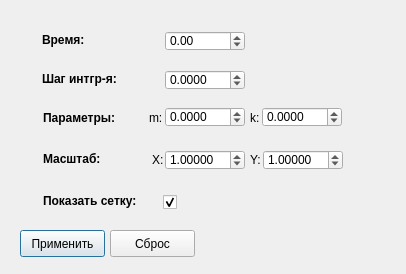
Before: the Qt Designer form const_dialog.ui in moisizz/Plot-Builder, drawn with Qt 5.
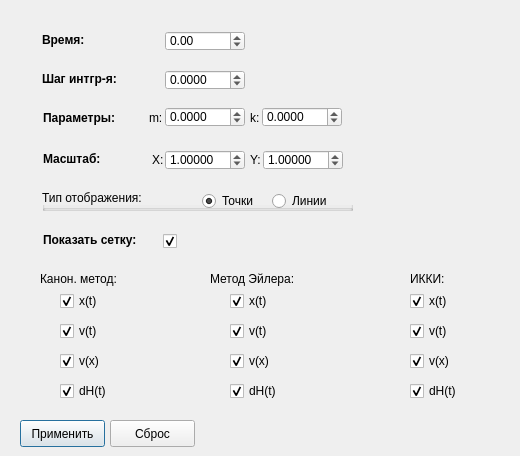
After: the same form once the commit is applied.

What changed in the file:
```diff
--- a/const_dialog.ui
+++ b/const_dialog.ui
@@ -6,8 +6,8 @@
    <rect>
     <x>0</x>
     <y>0</y>
-    <width>406</width>
-    <height>274</height>
+    <width>520</width>
+    <height>456</height>
    </rect>
   </property>
   <property name="windowTitle">
@@ -280,7 +280,7 @@
    <property name="geometry">
     <rect>
      <x>20</x>
-     <y>230</y>
+     <y>420</y>
      <width>85</width>
      <height>27</height>
     </rect>
@@ -293,7 +293,7 @@
    <property name="geometry">
     <rect>
      <x>110</x>
-     <y>230</y>
+     <y>420</y>
      <width>85</width>
      <height>27</height>
     </rect>
@@ -306,7 +306,7 @@
    <property name="geometry">
     <rect>
      <x>43</x>
-     <y>193</y>
+     <y>232</y>
      <width>120</width>
      <height>15</height>
     </rect>
@@ -325,7 +325,7 @@
    <property name="geometry">
     <rect>
      <x>163</x>
-     <y>191</y>
+     <y>230</y>
      <width>51</width>
      <height>22</height>
     </rect>
@@ -337,6 +337,390 @@
     <bool>true</bool>
    </property>
   </widget>
+  <widget class="QCheckBox" name="canonical_t_x">
+   <property name="geometry">
+    <rect>
+     <x>60</x>
+     <y>290</y>
+     <width>50</width>
+     <height>22</height>
+    </rect>
+   </property>
+   <property name="text">
+    <string>x(t)</string>
+   </property>
+   <property name="shortcut">
+    <string/>
+   </property>
+   <property name="checked">
+    <bool>true</bool>
+   </property>
+   <property name="autoRepeat">
+    <bool>false</bool>
+   </property>
+   <property name="autoExclusive">
+    <bool>false</bool>
+   </property>
+  </widget>
+  <widget class="QCheckBox" name="canonical_t_v">
+   <property name="geometry">
+    <rect>
+     <x>60</x>
+     <y>320</y>
+     <width>50</width>
+     <height>22</height>
+    </rect>
+   </property>
+   <property name="text">
+    <string>v(t)</string>
+   </property>
+   <property name="shortcut">
+    <string/>
+   </property>
+   <property name="checked">
+    <bool>true</bool>
+   </property>
+   <property name="autoRepeat">
+    <bool>false</bool>
+   </property>
+   <property name="autoExclusive">
+    <bool>false</bool>
+   </property>
+  </widget>
+  <widget class="QCheckBox" name="canonical_t_h">
+   <property name="geometry">
+    <rect>
+     <x>60</x>
+     <y>380</y>
+     <width>60</width>
+     <height>22</height>
+    </rect>
+   </property>
+   <property name="text">
+    <string>dH(t)</string>
+   </property>
+   <property name="shortcut">
+    <string/>
+   </property>
+   <property name="checked">
+    <bool>true</bool>
+   </property>
+   <property name="autoRepeat">
+    <bool>false</bool>
+   </property>
+   <property name="autoExclusive">
+    <bool>false</bool>
+   </property>
+  </widget>
+  <widget class="QCheckBox" name="eiler_t_h">
+   <property name="geometry">
+    <rect>
+     <x>230</x>
+     <y>380</y>
+     <width>60</width>
+     <height>22</height>
+    </rect>
+   </property>
+   <property name="text">
+    <string>dH(t)</string>
+   </property>
+   <property name="shortcut">
+    <string/>
+   </property>
+   <property name="checked">
+    <bool>true</bool>
+   </property>
+   <property name="autoRepeat">
+    <bool>false</bool>
+   </property>
+   <property name="autoExclusive">
+    <bool>false</bool>
+   </property>
+  </widget>
+  <widget class="QCheckBox" name="eiler_t_x">
+   <property name="geometry">
+    <rect>
+     <x>230</x>
+     <y>290</y>
+     <width>50</width>
+     <height>22</height>
+    </rect>
+   </property>
+   <property name="text">
+    <string>x(t)</string>
+   </property>
+   <property name="shortcut">
+    <string/>
+   </property>
+   <property name="checked">
+    <bool>true</bool>
+   </property>
+   <property name="autoRepeat">
+    <bool>false</bool>
+   </property>
+   <property name="autoExclusive">
+    <bool>false</bool>
+   </property>
+  </widget>
+  <widget class="QCheckBox" name="eiler_t_v">
+   <property name="geometry">
+    <rect>
+     <x>230</x>
+     <y>320</y>
+     <width>50</width>
+     <height>22</height>
+    </rect>
+   </property>
+   <property name="text">
+    <string>v(t)</string>
+   </property>
+   <property name="shortcut">
+    <string/>
+   </property>
+   <property name="checked">
+    <bool>true</bool>
+   </property>
+   <property name="autoRepeat">
+    <bool>false</bool>
+   </property>
+   <property name="autoExclusive">
+    <bool>false</bool>
+   </property>
+  </widget>
+  <widget class="QCheckBox" name="vxxv_t_h">
+   <property name="geometry">
+    <rect>
+     <x>410</x>
+     <y>380</y>
+     <width>60</width>
+     <height>22</height>
+    </rect>
+   </property>
+   <property name="text">
+    <string>dH(t)</string>
+   </property>
+   <property name="shortcut">
+    <string/>
+   </property>
+   <property name="checked">
+    <bool>true</bool>
+   </property>
+   <property name="autoRepeat">
+    <bool>false</bool>
+   </property>
+   <property name="autoExclusive">
+    <bool>false</bool>
+   </property>
+  </widget>
+  <widget class="QCheckBox" name="vxxv_t_v">
+   <property name="geometry">
+    <rect>
+     <x>410</x>
+     <y>320</y>
+     <width>50</width>
+     <height>22</height>
+    </rect>
+   </property>
+   <property name="text">
+    <string>v(t)</string>
+   </property>
+   <property name="shortcut">
+    <string/>
+   </property>
+   <property name="checked">
+    <bool>true</bool>
+   </property>
+   <property name="autoRepeat">
+    <bool>false</bool>
+   </property>
+   <property name="autoExclusive">
+    <bool>false</bool>
+   </property>
+  </widget>
+  <widget class="QCheckBox" name="vxxv_t_x">
+   <property name="geometry">
+    <rect>
+     <x>410</x>
+     <y>290</y>
+     <width>50</width>
+     <height>22</height>
+    </rect>
+   </property>
+   <property name="text">
+    <string>x(t)</string>
+   </property>
+   <property name="shortcut">
+    <string/>
+   </property>
+   <property name="checked">
+    <bool>true</bool>
+   </property>
+   <property name="autoRepeat">
+    <bool>false</bool>
+   </property>
+   <property name="autoExclusive">
+    <bool>false</bool>
+   </property>
+  </widget>
+  <widget class="QCheckBox" name="eiler_x_v">
+   <property name="geometry">
+    <rect>
+     <x>230</x>
+     <y>350</y>
+     <width>50</width>
+     <height>22</height>
+    </rect>
+   </property>
+   <property name="text">
+    <string>v(x)</string>
+   </property>
+   <property name="shortcut">
+    <string/>
+   </property>
+   <property name="checked">
+    <bool>true</bool>
+   </property>
+   <property name="autoRepeat">
+    <bool>false</bool>
+   </property>
+   <property name="autoExclusive">
+    <bool>false</bool>
+   </property>
+  </widget>
+  <widget class="QCheckBox" name="canonical_x_v">
+   <property name="geometry">
+    <rect>
+     <x>60</x>
+     <y>350</y>
+     <width>50</width>
+     <height>22</height>
+    </rect>
+   </property>
+   <property name="text">
+    <string>v(x)</string>
+   </property>
+   <property name="shortcut">
+    <string/>
+   </property>
+   <property name="checked">
+    <bool>true</bool>
+   </property>
+   <property name="autoRepeat">
+    <bool>false</bool>
+   </property>
+   <property name="autoExclusive">
+    <bool>false</bool>
+   </property>
+  </widget>
+  <widget class="QCheckBox" name="vxxv_x_v">
+   <property name="geometry">
+    <rect>
+     <x>410</x>
+     <y>350</y>
+     <width>50</width>
+     <height>22</height>
+    </rect>
+   </property>
+   <property name="text">
+    <string>v(x)</string>
+   </property>
+   <property name="shortcut">
+    <string/>
+   </property>
+   <property name="checked">
+    <bool>true</bool>
+   </property>
+   <property name="autoRepeat">
+    <bool>false</bool>
+   </property>
+   <property name="autoExclusive">
+    <bool>false</bool>
+   </property>
+  </widget>
+  <widget class="QLabel" name="label">
+   <property name="geometry">
+    <rect>
+     <x>40</x>
+     <y>270</y>
+     <width>101</width>
+     <height>17</height>
+    </rect>
+   </property>
+   <property name="text">
+    <string>Канон. метод:</string>
+   </property>
+  </widget>
+  <widget class="QLabel" name="label_2">
+   <property name="geometry">
+    <rect>
+     <x>210</x>
+     <y>270</y>
+     <width>110</width>
+     <height>17</height>
+    </rect>
+   </property>
+   <property name="text">
+    <string>Метод Эйлера:</string>
+   </property>
+  </widget>
+  <widget class="QLabel" name="label_3">
+   <property name="geometry">
+    <rect>
+     <x>410</x>
+     <y>270</y>
+     <width>51</width>
+     <height>17</height>
+    </rect>
+   </property>
+   <property name="text">
+    <string>ИККИ:</string>
+   </property>
+  </widget>
+  <widget class="QGroupBox" name="drawTypeGroup">
+   <property name="geometry">
+    <rect>
+     <x>42</x>
+     <y>190</y>
+     <width>311</width>
+     <height>21</height>
+    </rect>
+   </property>
+   <property name="title">
+    <string>Тип отображения:</string>
+   </property>
+   <widget class="QRadioButton" name="lineTypeButton">
+    <property name="geometry">
+     <rect>
+      <x>230</x>
+      <y>0</y>
+      <width>80</width>
+      <height>22</height>
+     </rect>
+    </property>
+    <property name="text">
+     <string>Линии</string>
+    </property>
+    <property name="checked">
+     <bool>false</bool>
+    </property>
+   </widget>
+   <widget class="QRadioButton" name="pointTypeButton">
+    <property name="geometry">
+     <rect>
+      <x>160</x>
+      <y>0</y>
+      <width>70</width>
+      <height>22</height>
+     </rect>
+    </property>
+    <property name="text">
+     <string>Точки</string>
+    </property>
+    <property name="checked">
+     <bool>true</bool>
+    </property>
+   </widget>
+  </widget>
  </widget>
  <resources/>
  <connections/>
```
